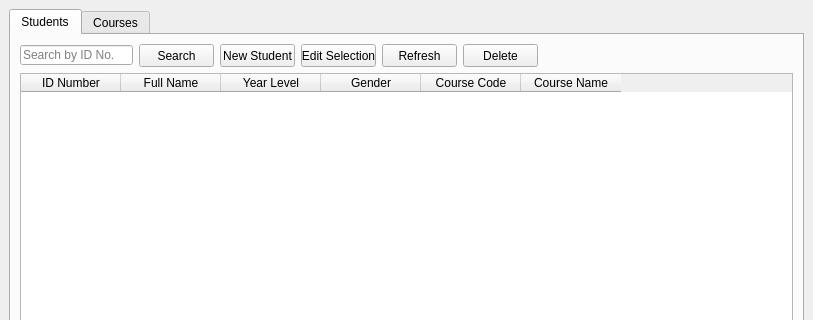
Above: main.ui from RegeyNicole0/SSISV2 before the change; both pictures show x 0 to 813 and y 0 to 320 of the 813 by 596 pixel window. Below: the same form after it.
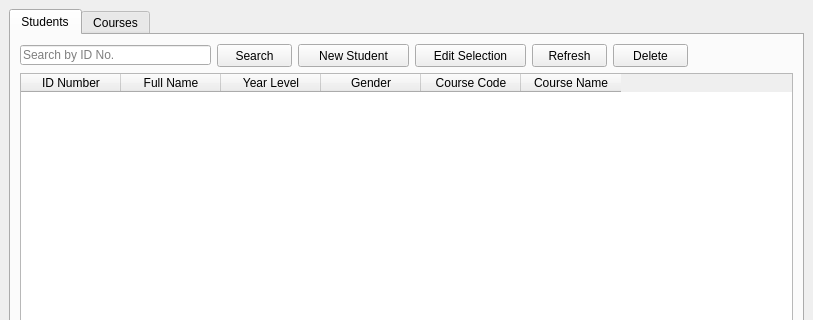
That is the form after the change.

Diff of the .ui file:
```diff
--- a/main.ui
+++ b/main.ui
@@ -37,13 +37,13 @@
            <widget class="QLineEdit" name="student_searchbar">
             <property name="minimumSize">
              <size>
-              <width>113</width>
+              <width>191</width>
               <height>20</height>
              </size>
             </property>
             <property name="maximumSize">
              <size>
-              <width>113</width>
+              <width>191</width>
               <height>20</height>
              </size>
             </property>
@@ -75,13 +75,13 @@
            <widget class="QPushButton" name="student_add">
             <property name="minimumSize">
              <size>
-              <width>75</width>
+              <width>111</width>
               <height>23</height>
              </size>
             </property>
             <property name="maximumSize">
              <size>
-              <width>75</width>
+              <width>111</width>
               <height>23</height>
              </size>
             </property>
@@ -94,13 +94,13 @@
            <widget class="QPushButton" name="student_edit">
             <property name="minimumSize">
              <size>
-              <width>75</width>
+              <width>111</width>
               <height>23</height>
              </size>
             </property>
             <property name="maximumSize">
              <size>
-              <width>75</width>
+              <width>111</width>
               <height>23</height>
              </size>
             </property>
```
Left out of the diff: 8 changed lines with no effect on the pictures.
